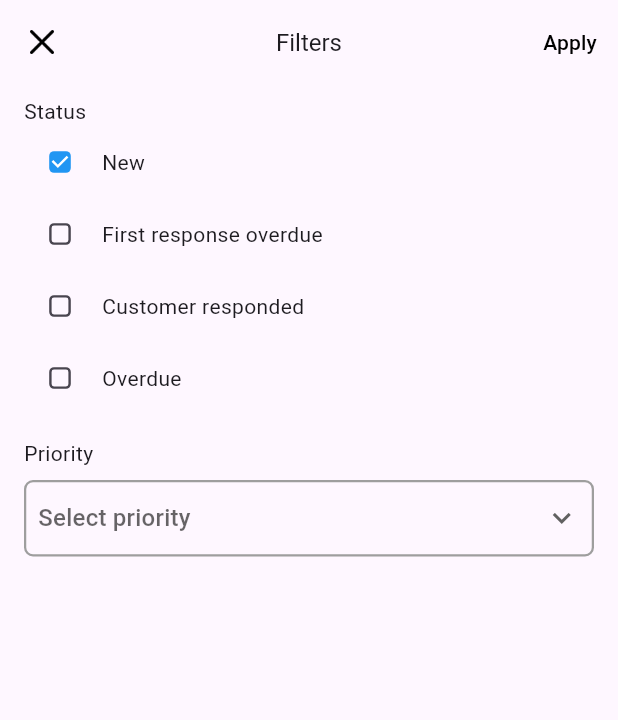
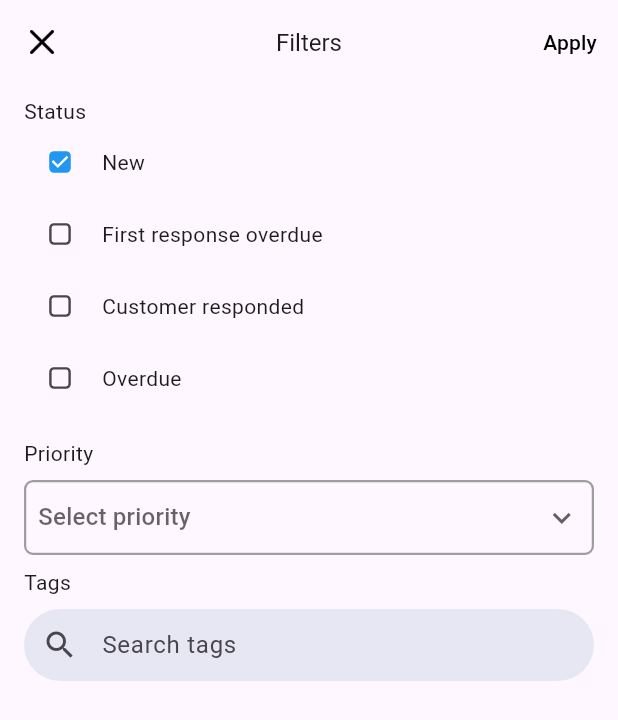
Before and after one commit to rakibk55w/M360ICT_ticket, a Flutter app: the FilterScreen screen opened directly, on a phone screen of 412 x 824 dp. Shown: the top 720 px of the screen. Run offline on Flutter 3.47's test engine with Material 3 defaults, Android fonts, the phone set to English and light mode, and no system bars; our stand-ins replace get.

Commit message:
Added searchbar

```diff
--- a/lib/common/utils/colors.dart
+++ b/lib/common/utils/colors.dart
@@ -36,6 +36,11 @@ class AppColors{
   /// - Background color of ticket
   static const Color ticketColorBg = Color(0xFFF4F4F6);
 
+  /// - Background color of search bar
+  static const Color searchBarBackgroundColor = Color(0xFFE7E7F4);
+
+
+
 
   static const Color error = Color(0xFFD32F2F);
   static const Color success = Color(0xFF388E3C);
--- a/lib/features/tickets/screens/filter_screen.dart
+++ b/lib/features/tickets/screens/filter_screen.dart
@@ -1,6 +1,8 @@
 import 'package:flutter/material.dart';
+import 'package:m360ict/common/utils/colors.dart';
 import 'package:m360ict/common/widgets/appbar.dart';
 import 'package:m360ict/features/tickets/screens/widgets/filter_status_options.dart';
+import 'package:m360ict/features/tickets/screens/widgets/priority_dropdown.dart';
 
 class FilterScreen extends StatelessWidget {
   const FilterScreen({super.key});
@@ -34,37 +36,25 @@ class FilterScreen extends StatelessWidget {
             Column(children: [Text('Status')]),
             FilterStatusOptions(options: options, selectedIndex: selectedIndex),
             const SizedBox(height: 16),
-            Column(
-              crossAxisAlignment: CrossAxisAlignment.start,
-              children: [
-                Text('Priority'),
-                const SizedBox(height: 8,),
-                Container(
-                  height: 51,
-                  padding: EdgeInsets.symmetric(horizontal: 8),
-                  decoration: BoxDecoration(
-                    shape: BoxShape.rectangle,
-                    borderRadius: BorderRadius.circular(6),
-                    border: Border.all(color: Colors.grey, width: 1.5),
-                  ),
-                  child: DropdownButtonHideUnderline(
-                    child: DropdownButton<String>(
-                      icon: Icon(Icons.keyboard_arrow_down),
-                      value: null,
-                      onChanged: (_) {},
-                      items: priorityOptions.map((String value) {
-                        return DropdownMenuItem<String>(
-                          value: value,
-                          child: Text(value),
-                        );
-                      }).toList(),
-                      hint: const Text("Select priority"),
-                      isExpanded: true,
-                    ),
-                  ),
+            PriorityDropdown(priorityOptions: priorityOptions),
+            const SizedBox(height: 8),
+
+            const Text('Tags'),
+
+            const SizedBox(height: 8),
+            TextField(
+              decoration: InputDecoration(
+                filled: true,
+                fillColor: AppColors.searchBarBackgroundColor,
+                contentPadding: EdgeInsets.symmetric(horizontal: 6),
+                prefixIcon: Icon(Icons.search),
+                hintText: 'Search tags',
+                border: OutlineInputBorder(
+                  borderRadius: BorderRadius.circular(30),
+                  borderSide: BorderSide.none
                 ),
-              ],
-            ),
+            )
+            )
           ],
         ),
       ),
--- /dev/null
+++ b/lib/features/tickets/screens/widgets/priority_dropdown.dart
@@ -0,0 +1,45 @@
+import 'package:flutter/material.dart';
+
+class PriorityDropdown extends StatelessWidget {
+  const PriorityDropdown({
+    super.key,
+    required this.priorityOptions,
+  });
+
+  final List<String> priorityOptions;
+
+  @override
+  Widget build(BuildContext context) {
+    return Column(
+      crossAxisAlignment: CrossAxisAlignment.start,
+      children: [
+        const Text('Priority'),
+        const SizedBox(height: 8,),
+        Container(
+          height: 50,
+          padding: const EdgeInsets.symmetric(horizontal: 8),
+          decoration: BoxDecoration(
+            shape: BoxShape.rectangle,
+            borderRadius: BorderRadius.circular(6),
+            border: Border.all(color: Colors.grey, width: 1.5),
+          ),
+          child: DropdownButtonHideUnderline(
+            child: DropdownButton<String>(
+              icon: const Icon(Icons.keyboard_arrow_down),
+              value: null,
+              onChanged: (_) {},
+              items: priorityOptions.map((String value) {
+                return DropdownMenuItem<String>(
+                  value: value,
+                  child: Text(value),
+                );
+              }).toList(),
+              hint: const Text("Select priority"),
+              isExpanded: true,
+            ),
+          ),
+        ),
+      ],
+    );
+  }
+}
```
